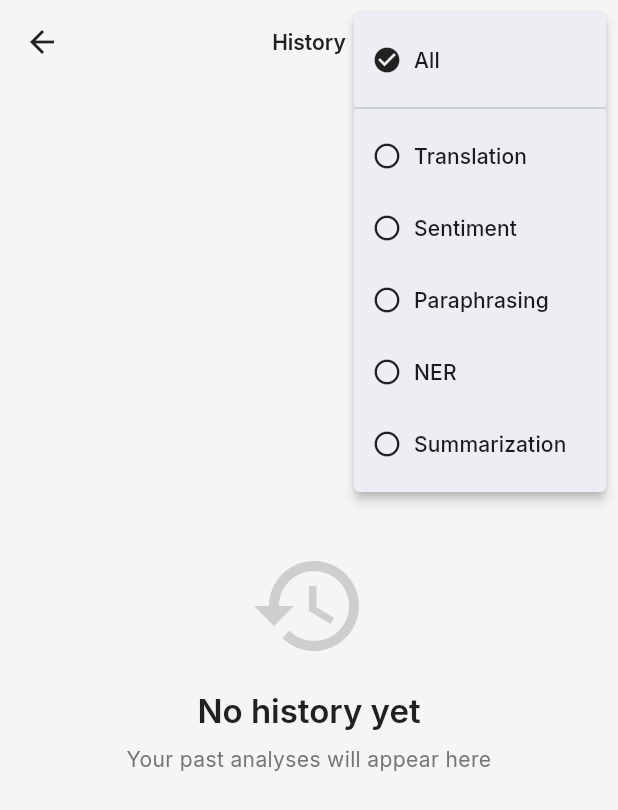
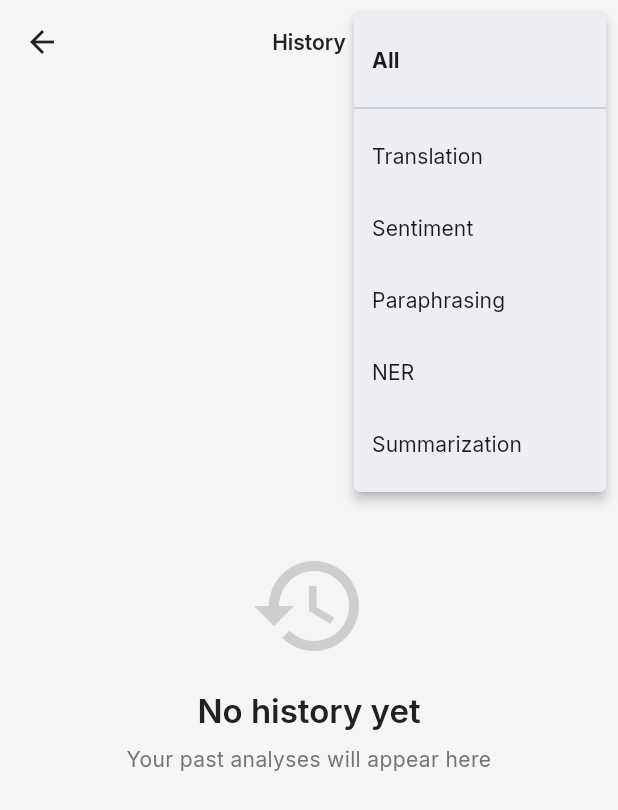
Before and after one commit to KarimAbushbak/ml-text-analysis-app, a Flutter app: the HistoryScreen screen opened by its route, after a tap on the "filter list" icon, on a phone screen of 412 x 824 dp. Shown: the top 810 px of the screen. Run offline on Flutter 3.47's test engine with Material 3 defaults, Android fonts, the light colour scheme and no system bars; our stand-ins replace bloc, connectivity_plus, flutter_bloc, go_router, google_fonts, shared_preferences; accounts and stored records are empty.

Commit message:
Clean up history screen - remove redundant code and simplify UI

```diff
--- a/flutter/nlp_flutter_app/lib/features/history/history_screen.dart
+++ b/flutter/nlp_flutter_app/lib/features/history/history_screen.dart
@@ -33,9 +33,7 @@ class _HistoryScreenState extends State<HistoryScreen> {
       future: HistoryStorageService.create(),
       builder: (context, snapshot) {
         if (!snapshot.hasData) {
-          return const Scaffold(
-            body: Center(child: LoadingIndicator()),
-          );
+          return const Scaffold(body: Center(child: LoadingIndicator()));
         }
 
         return BlocProvider(
@@ -48,58 +46,46 @@ class _HistoryScreenState extends State<HistoryScreen> {
                 onPressed: () => Navigator.of(context).pop(),
               ),
               actions: [
-                // Wrap actions in Builder to get correct context
-                Builder(
-                  builder: (context) => PopupMenuButton<String?>(
+                PopupMenuButton<String?>(
                   icon: Icon(
                     Icons.filter_list,
-                      color: _selectedFilter != null ? AppColors.primaryBlue : null,
+                    color: _selectedFilter != null
+                        ? AppColors.primaryBlue
+                        : null,
                   ),
-                    tooltip: 'Filter by feature',
+                  tooltip: 'Filter',
                   onSelected: (value) {
-                      setState(() {
-                        _selectedFilter = value;
-                      });
+                    setState(() => _selectedFilter = value);
                     context.read<HistoryCubit>().filterByType(value);
                   },
                   itemBuilder: (context) => [
                     PopupMenuItem<String?>(
                       value: null,
-                        child: Row(
-                          children: [
-                            Icon(
-                              _selectedFilter == null
-                                  ? Icons.check_circle
-                                  : Icons.circle_outlined,
-                              size: 20,
+                      child: Text(
+                        'All',
+                        style: TextStyle(
+                          fontWeight: _selectedFilter == null
+                              ? FontWeight.bold
+                              : FontWeight.normal,
                         ),
-                            const SizedBox(width: 8),
-                            const Text('All'),
-                          ],
                       ),
                     ),
                     const PopupMenuDivider(),
                     ..._filterOptions.entries.map((entry) {
                       return PopupMenuItem<String>(
                         value: entry.key,
-                          child: Row(
-                            children: [
-                              Icon(
-                                _selectedFilter == entry.key
-                                    ? Icons.check_circle
-                                    : Icons.circle_outlined,
-                                size: 20,
+                        child: Text(
+                          entry.value,
+                          style: TextStyle(
+                            fontWeight: _selectedFilter == entry.key
+                                ? FontWeight.bold
+                                : FontWeight.normal,
                           ),
-                              const SizedBox(width: 8),
-                              Text(entry.value),
-                            ],
                         ),
                       );
                     }),
                   ],
                 ),
-                ),
-                // Clear all button
                 BlocBuilder<HistoryCubit, HistoryState>(
                   builder: (context, state) {
                     if (state is HistoryLoaded && state.items.isNotEmpty) {
@@ -158,7 +144,9 @@ class _HistoryScreenState extends State<HistoryScreen> {
                                   setState(() {
                                     _selectedFilter = null;
                                   });
-                                  context.read<HistoryCubit>().filterByType(null);
+                                  context.read<HistoryCubit>().filterByType(
+                                    null,
+                                  );
                                 },
                                 child: const Text('Clear filter'),
                               ),
@@ -186,7 +174,7 @@ class _HistoryScreenState extends State<HistoryScreen> {
                                 context.read<HistoryCubit>().deleteItem(item.id);
                                 ScaffoldMessenger.of(context).showSnackBar(
                                   const SnackBar(
-                                    content: Text('History item deleted'),
+                                    content: Text('Deleted'),
                                     duration: Duration(seconds: 2),
                                   ),
                                 );
@@ -254,18 +242,16 @@ class _HistoryScreenState extends State<HistoryScreen> {
             Icon(
               Icons.history,
               size: 80,
-              color: Theme.of(context)
-                  .textTheme
-                  .bodySmall
-                  ?.color
-                  ?.withValues(alpha: 0.3),
+              color: Theme.of(
+                context,
+              ).textTheme.bodySmall?.color?.withValues(alpha: 0.3),
             ),
             const SizedBox(height: 16),
             Text(
               _selectedFilter != null ? 'No items found' : 'No history yet',
-              style: Theme.of(context).textTheme.titleLarge?.copyWith(
-                    fontWeight: FontWeight.w600,
-                  ),
+              style: Theme.of(
+                context,
+              ).textTheme.titleLarge?.copyWith(fontWeight: FontWeight.w600),
             ),
             const SizedBox(height: 8),
             Text(
@@ -298,34 +284,32 @@ class _HistoryScreenState extends State<HistoryScreen> {
   Future<void> _showClearAllDialog(BuildContext context) async {
     final confirmed = await showDialog<bool>(
       context: context,
-      builder: (BuildContext dialogContext) {
-        return AlertDialog(
+      builder: (dialogContext) => AlertDialog(
         title: const Text('Clear All History'),
         content: const Text(
-            'Are you sure you want to delete all history? This action cannot be undone.',
+          'Delete all history? This cannot be undone.',
         ),
         actions: [
           TextButton(
-              onPressed: () => Navigator.of(dialogContext).pop(false),
+            onPressed: () => Navigator.pop(dialogContext, false),
             child: const Text('Cancel'),
           ),
           TextButton(
-              onPressed: () => Navigator.of(dialogContext).pop(true),
+            onPressed: () => Navigator.pop(dialogContext, true),
             style: TextButton.styleFrom(
               foregroundColor: AppColors.primaryRed,
             ),
             child: const Text('Clear All'),
           ),
         ],
-        );
-      },
+      ),
     );
 
     if (confirmed == true && context.mounted) {
       context.read<HistoryCubit>().clearAll();
       ScaffoldMessenger.of(context).showSnackBar(
         const SnackBar(
-          content: Text('All history cleared'),
+          content: Text('History cleared'),
           duration: Duration(seconds: 2),
         ),
       );
```
Also changed, not shown: flutter/nlp_flutter_app/lib/features/history/widgets/history_list_item.dart (+1 -27 lines), 1 other file. Lines whose indentation alone changed are shown as unchanged.
